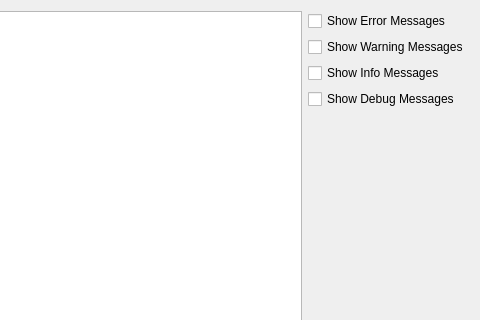
Above: ui/debug_widget.ui from SchrodingersGat/lumberjack before the change; both pictures show x 199 to 679 and y 0 to 320 of the 679 by 533 pixel window. Below: the same form after it.
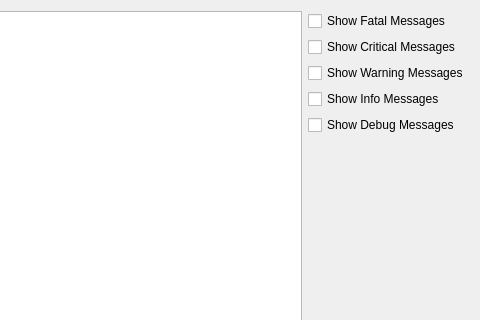
That is the form after the change.

Commit message: Display messges in debug widget

Patch:
```diff
--- a/ui/debug_widget.ui
+++ b/ui/debug_widget.ui
@@ -22,7 +22,14 @@
      <item>
       <widget class="QCheckBox" name="showError">
        <property name="text">
-        <string>Show Error Messages</string>
+        <string>Show Fatal Messages</string>
+       </property>
+      </widget>
+     </item>
+     <item>
+      <widget class="QCheckBox" name="showCritical">
+       <property name="text">
+        <string>Show Critical Messages</string>
        </property>
       </widget>
      </item>
```
Left out of the diff: 4 changed lines with no effect on the pictures. The commit also changes 4 other files.
